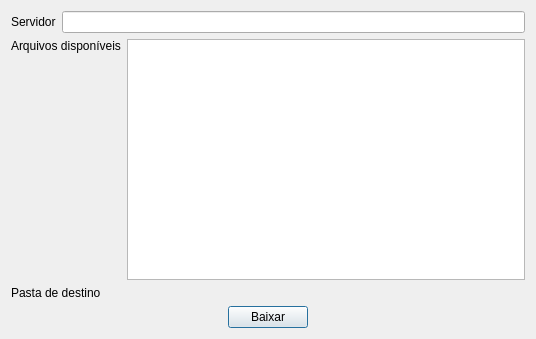
Qt form TOPODATA_Dowloader_dialog_base.ui (anafreitas-ime/Projeto1) before a commit.
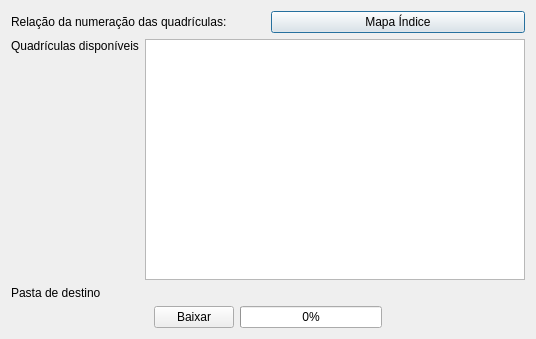
The same form after that commit. Custom widgets are drawn as their Qt base class.

```diff
--- a/TOPODATA_Dowloader_dialog_base.ui
+++ b/TOPODATA_Dowloader_dialog_base.ui
@@ -23,7 +23,7 @@
          <item>
           <widget class="QLabel" name="label_2">
            <property name="text">
-            <string>Arquivos disponíveis</string>
+            <string>Quadrículas disponíveis</string>
            </property>
           </widget>
          </item>
@@ -70,12 +70,16 @@
        <item>
         <widget class="QLabel" name="label_3">
          <property name="text">
-          <string>Servidor</string>
+          <string>Relação da numeração das quadrículas:</string>
          </property>
         </widget>
        </item>
        <item>
-        <widget class="QLineEdit" name="lineEdit"/>
+        <widget class="QPushButton" name="pushButton_2">
+         <property name="text">
+          <string>Mapa Índice</string>
+         </property>
+        </widget>
        </item>
       </layout>
      </item>
@@ -101,6 +105,13 @@
          </property>
         </widget>
        </item>
+       <item>
+        <widget class="QProgressBar" name="progressBar">
+         <property name="value">
+          <number>0</number>
+         </property>
+        </widget>
+       </item>
        <item>
         <spacer name="horizontalSpacer_2">
          <property name="orientation">
```
